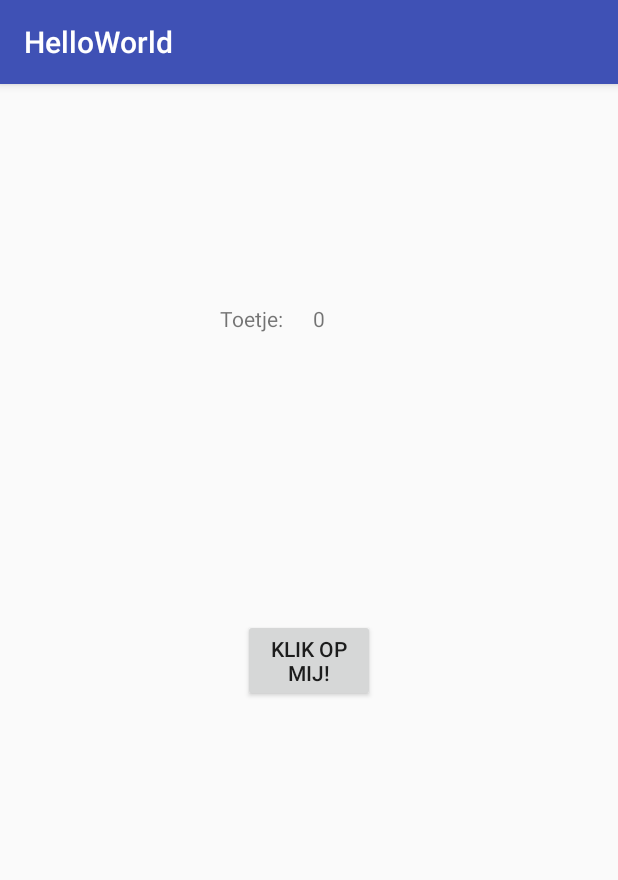
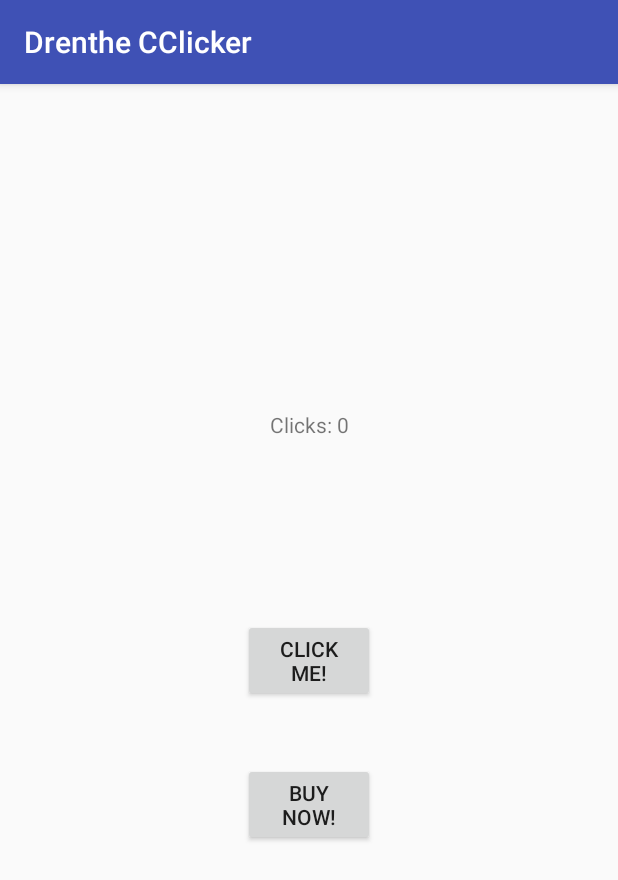
Before and after one commit to Peetie2000/AS_HelloWorld, an Android app: the screen it shows after launch (MainActivity), on a phone screen of 412 x 824 dp. Shown: the top 880 px of the screen. Run offline under Robolectric (Android 15) with nearby library versions, the phone set to English and light mode, and no system bars.

Commit message:
tweede commit

```diff
--- a/app/src/main/java/com/example/patrick/helloworld/MainActivity.java
+++ b/app/src/main/java/com/example/patrick/helloworld/MainActivity.java
@@ -8,9 +8,10 @@ import android.widget.TextView;
 
 public class MainActivity extends AppCompatActivity {
 
-    int clickcounter = 0;
-    TextView tv_clicks, toetje;
-    Button b_clickbutton;
+    int clickCounter = 0;
+    int clickValue= 1;
+    TextView tv_clicks;
+    Button b_clickbutton, b_buybutton;
 
     @Override
     protected void onCreate(Bundle savedInstanceState) {
@@ -22,8 +23,17 @@ public class MainActivity extends AppCompatActivity {
         b_clickbutton.setOnClickListener(new View.OnClickListener() {
             @Override
             public void onClick(View v) {
-                clickcounter++;
-                tv_clicks.setText(clickcounter);
+                clickCounter = clickCounter + clickValue;
+                tv_clicks.setText("Clicks: " + clickCounter);
+            }
+        });
+
+        b_buybutton = (Button) findViewById(R.id.buybutton);
+        b_buybutton.setOnClickListener(new View.OnClickListener(){
+            @Override
+            public void onClick(View v) {
+                clickValue = clickValue + 2;
+                b_buybutton.setEnabled(false);
             }
         });
     }
--- a/app/src/main/res/layout/activity_main.xml
+++ b/app/src/main/res/layout/activity_main.xml
@@ -16,28 +16,29 @@
         app:layout_constraintStart_toStartOf="parent"
         app:layout_constraintTop_toTopOf="parent" />
 
-    <TextView
-        android:id="@+id/toetje"
-        android:layout_width="86dp"
-        android:layout_height="44dp"
-        android:text="@string/toetje"
+    <Button
+        android:id="@+id/buybutton"
+        android:layout_width="88dp"
+        android:layout_height="wrap_content"
+        android:text="@string/buybutton"
         app:layout_constraintBottom_toBottomOf="parent"
         app:layout_constraintEnd_toEndOf="parent"
-        app:layout_constraintHorizontal_bias="0.45"
         app:layout_constraintStart_toStartOf="parent"
         app:layout_constraintTop_toTopOf="parent"
-        app:layout_constraintVertical_bias="0.203" />
+        app:layout_constraintVertical_bias="0.635" />
 
     <TextView
         android:id="@+id/clicks"
-        android:layout_width="86dp"
+        android:layout_width="100dp"
         android:layout_height="44dp"
-        android:text="@integer/opteller"
+        android:layout_marginEnd="8dp"
+        android:layout_marginStart="8dp"
+        android:text="@string/opteller"
+        android:textAlignment="center"
         app:layout_constraintBottom_toBottomOf="parent"
         app:layout_constraintEnd_toEndOf="parent"
-        app:layout_constraintHorizontal_bias="0.64"
         app:layout_constraintStart_toStartOf="parent"
         app:layout_constraintTop_toTopOf="parent"
-        app:layout_constraintVertical_bias="0.203" />
+        app:layout_constraintVertical_bias="0.30" />
 
 </android.support.constraint.ConstraintLayout>
--- a/app/src/main/res/values/strings.xml
+++ b/app/src/main/res/values/strings.xml
@@ -1,6 +1,6 @@
 <resources>
-    <string name="app_name">HelloWorld</string>
-    <string name="clickbutton">Klik op mij!</string>
-    <string name="toetje">Toetje:</string>
-    <integer name="opteller">0</integer>
+    <string name="app_name">Drenthe CClicker</string>
+    <string name="clickbutton">Click me!</string>
+    <string name="buybutton">Buy now!</string>
+    <string name="opteller">Clicks: 0</string>
 </resources>
```
